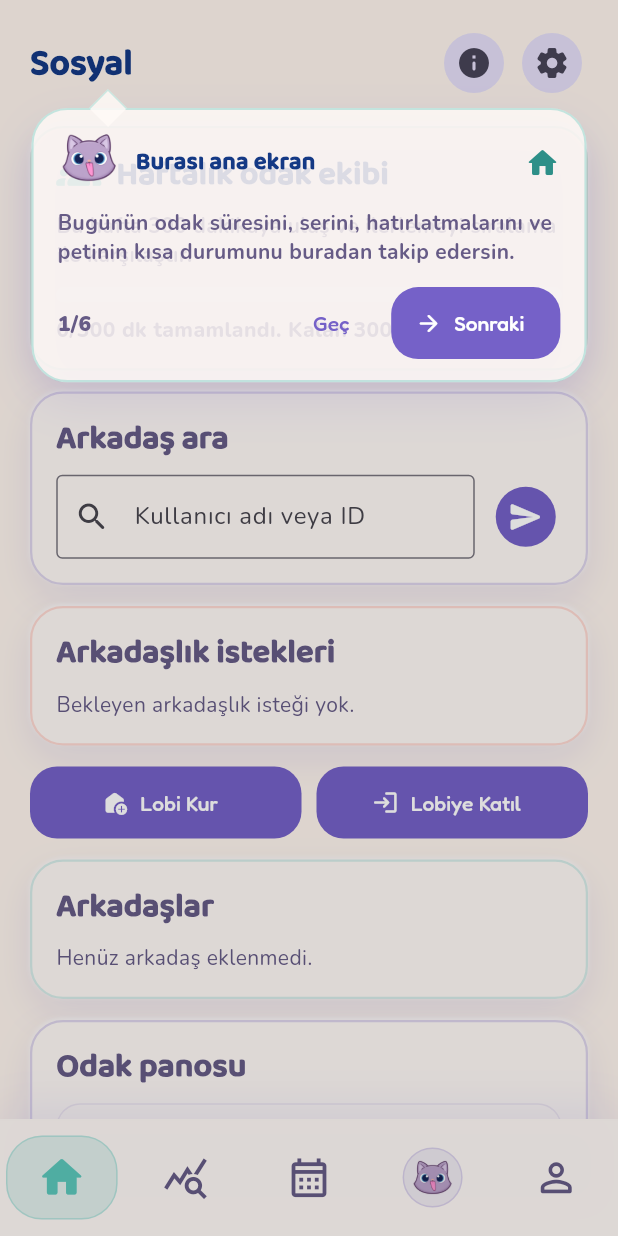
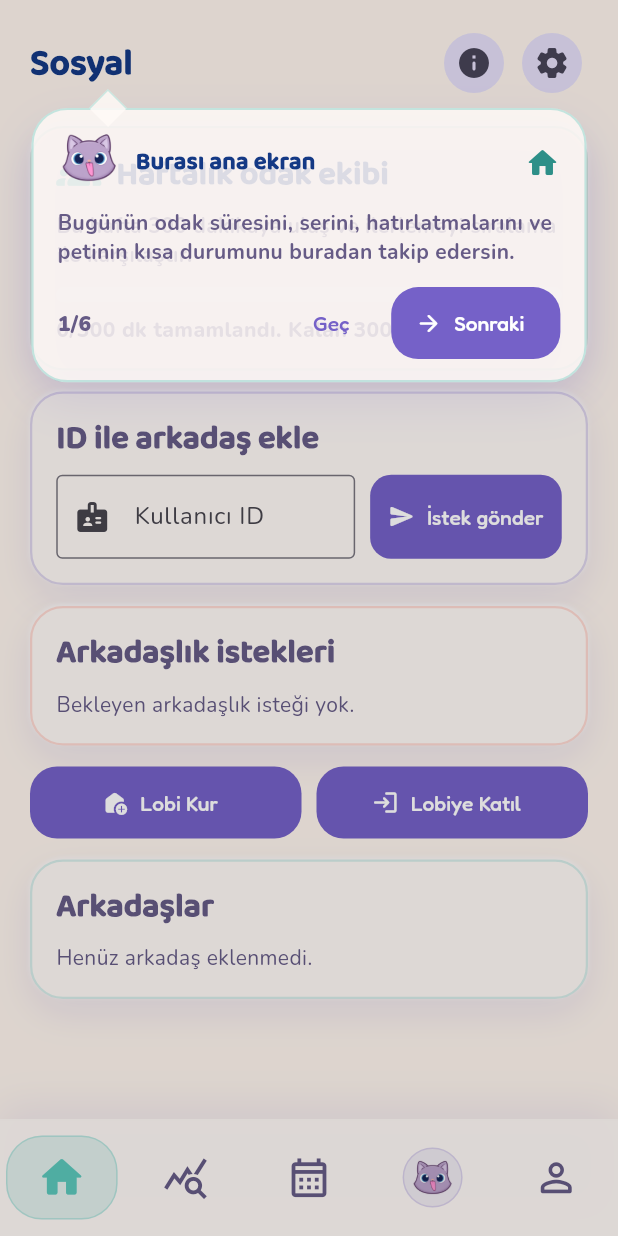
Before and after one commit to 4rc4/CatudyV2, a Flutter app: the SocialScreen screen opened by its route, on a phone screen of 412 x 824 dp. Run offline on Flutter 3.47's test engine with Material 3 defaults, Android fonts, the phone set to English and light mode, and no system bars; our stand-ins replace flutter_local_notifications, flutter_riverpod, flutter_timezone, go_router, image_picker, share_plus and 3 more; accounts and stored records are empty.

Commit message:
Update Catudy app release

```diff
--- a/lib/app/localization/catudy_copy.dart
+++ b/lib/app/localization/catudy_copy.dart
@@ -91,7 +91,6 @@ class CatudyCopy {
     'social.title': 'Sosyal',
     'social.challengeProgress':
         '{done}/{goal} dk tamamlandı. Kalan {left} dk. Katılımcı: {people}',
-    'social.focusBoard': 'Odak panosu',
     'social.friends': 'Arkadaşlar',
     'social.noFriends': 'Henüz arkadaş eklenmedi.',
     'social.addFriend': 'Arkadaş ekle',
@@ -99,16 +98,17 @@ class CatudyCopy {
     'social.removeFriend': 'Arkadaştan çıkar',
     'social.visitProfile': 'Profili ziyaret et',
     'social.visitPetRoom': 'Pet odasını ziyaret et',
-    'social.addByNameTitle': 'Arkadaş ara',
-    'social.friendSearchLabel': 'Kullanıcı adı veya ID',
-    'social.friendSearchHint': 'Örn. Ada veya demo-ada',
+    'social.addByNameTitle': 'ID ile arkadaş ekle',
+    'social.friendSearchLabel': 'Kullanıcı ID',
+    'social.friendSearchHint': 'Örn. kullanıcı UUID değeri',
+    'social.requestButton': 'İstek gönder',
     'social.friendAdded': 'Arkadaş eklendi.',
     'social.friendRequestSent': 'Arkadaşlık isteği gönderildi.',
     'social.friendRequestPending': 'Bu kullanıcıyla bekleyen bir istek var.',
     'social.friendAlreadyAdded': 'Bu kullanıcı zaten arkadaş listende.',
     'social.friendSelf': 'Kendini arkadaş olarak ekleyemezsin.',
     'social.friendNotFound': 'Bu kullanıcı bulunamadı.',
-    'social.friendEmpty': 'Bir kullanıcı adı veya ID gir.',
+    'social.friendEmpty': 'Bir kullanıcı ID gir.',
     'social.friendRequests': 'Arkadaşlık istekleri',
     'social.noFriendRequests': 'Bekleyen arkadaşlık isteği yok.',
     'social.incomingRequestFrom': '{name} arkadaşlık isteği gönderdi.',
@@ -283,6 +283,8 @@ class CatudyCopy {
     'profile.share': 'Profil linkini paylaş',
     'profile.shareSubject': '{name} Catudy profili',
     'profile.shareText': '{name} Catudy profilini paylaştı: {link}',
+    'profile.shareCopied':
+        'Paylaşım açılamadı, profil linki panoya kopyalandı.',
     'profile.editTitle': 'Profili Düzenle',
     'profile.chooseAvatar': 'Profil resmi seç',
     'profile.uploadAvatar': 'Özel resim yükle',
@@ -456,7 +458,6 @@ class CatudyCopy {
     'social.title': 'Social',
     'social.challengeProgress':
         '{done}/{goal} min completed. {left} min left. People: {people}',
-    'social.focusBoard': 'Focus board',
     'social.friends': 'Friends',
     'social.noFriends': 'No friends added yet.',
     'social.addFriend': 'Add friend',
@@ -464,9 +465,10 @@ class CatudyCopy {
     'social.removeFriend': 'Remove friend',
     'social.visitProfile': 'Visit profile',
     'social.visitPetRoom': 'Visit pet room',
-    'social.addByNameTitle': 'Find friends',
-    'social.friendSearchLabel': 'Username or ID',
-    'social.friendSearchHint': 'E.g. Ada or demo-ada',
+    'social.addByNameTitle': 'Add friend by ID',
+    'social.friendSearchLabel': 'User ID',
+    'social.friendSearchHint': 'E.g. user UUID value',
+    'social.requestButton': 'Send request',
     'social.friendAdded': 'Friend added.',
     'social.friendRequestSent': 'Friend request sent.',
     'social.friendRequestPending':
@@ -474,7 +476,7 @@ class CatudyCopy {
     'social.friendAlreadyAdded': 'This user is already in your friends list.',
     'social.friendSelf': 'You cannot add yourself as a friend.',
     'social.friendNotFound': 'User not found.',
-    'social.friendEmpty': 'Enter a username or ID.',
+    'social.friendEmpty': 'Enter a user ID.',
     'social.friendRequests': 'Friend requests',
     'social.noFriendRequests': 'No pending friend requests.',
     'social.incomingRequestFrom': '{name} sent a friend request.',
@@ -649,6 +651,8 @@ class CatudyCopy {
     'profile.share': 'Share profile link',
     'profile.shareSubject': "{name}'s Catudy profile",
     'profile.shareText': '{name} shared a Catudy profile: {link}',
+    'profile.shareCopied':
+        'Sharing could not be opened, so the profile link was copied.',
     'profile.editTitle': 'Edit Profile',
     'profile.chooseAvatar': 'Choose profile picture',
     'profile.uploadAvatar': 'Upload custom picture',
--- a/lib/features/social/social_screen.dart
+++ b/lib/features/social/social_screen.dart
@@ -34,7 +34,6 @@ class _SocialScreenState extends State<SocialScreen> {
     return StoreBuilder(
       builder: (context, store) {
         final challenge = store.weeklySocialChallenge;
-        final profiles = store.socialProfiles.take(5).toList();
         final friends = store.friendProfiles;
         return ScreenScaffold(
           title: store.t('social.title'),
@@ -124,17 +123,26 @@ class _SocialScreenState extends State<SocialScreen> {
                             labelText: store.t('social.friendSearchLabel'),
                             hintText: store.t('social.friendSearchHint'),
                             border: const OutlineInputBorder(),
-                            prefixIcon: const Icon(Icons.search_rounded),
+                            prefixIcon: const Icon(Icons.badge_rounded),
                           ),
                           onSubmitted: (_) =>
                               _sendFriendRequest(context, store),
                         ),
                       ),
                       const SizedBox(width: 10),
-                      IconButton.filled(
-                        tooltip: store.t('social.sendFriendRequest'),
+                      SizedBox(
+                        height: 56,
+                        child: FilledButton.icon(
                           onPressed: () => _sendFriendRequest(context, store),
                           icon: const Icon(Icons.send_rounded),
+                          label: Text(store.t('social.requestButton')),
+                          style: FilledButton.styleFrom(
+                            shape: RoundedRectangleBorder(
+                              borderRadius: BorderRadius.circular(14),
+                            ),
+                            padding: const EdgeInsets.symmetric(horizontal: 12),
+                          ),
+                        ),
                       ),
                     ],
                   ),
@@ -184,36 +192,7 @@ class _SocialScreenState extends State<SocialScreen> {
                     )
                   else
                     for (var index = 0; index < friends.length; index++)
-                      _SocialProfileRow(
-                        rank: index + 1,
-                        profile: friends[index],
-                        store: store,
-                        compact: true,
-                      ),
-                ],
-              ),
-            ),
-            const SizedBox(height: 14),
-            CatudyPanel(
-              accentColor: CatudyColors.violet,
-              child: Column(
-                crossAxisAlignment: CrossAxisAlignment.start,
-                children: [
-                  Text(
-                    store.t('social.focusBoard'),
-                    style: Theme.of(context).textTheme.titleLarge?.copyWith(
-                      color: CatudyColors.mutedFor(context),
-                      fontWeight: FontWeight.w900,
-                    ),
-                  ),
-                  const SizedBox(height: 10),
-                  for (var index = 0; index < profiles.length; index++)
-                    _SocialProfileRow(
-                      rank: index + 1,
-                      profile: profiles[index],
-                      store: store,
-                      compact: false,
-                    ),
+                      _SocialProfileRow(profile: friends[index], store: store),
                 ],
               ),
             ),
@@ -351,17 +330,10 @@ class _FriendRequestRow extends StatelessWidget {
 }
 
 class _SocialProfileRow extends StatelessWidget {
-  const _SocialProfileRow({
-    required this.rank,
-    required this.profile,
-    required this.store,
-    required this.compact,
-  });
+  const _SocialProfileRow({required this.profile, required this.store});
 
-  final int rank;
   final LeaderboardProfile profile;
   final CatudyDemoStore store;
-  final bool compact;
 
   @override
   Widget build(BuildContext context) {
@@ -377,16 +349,8 @@ class _SocialProfileRow extends StatelessWidget {
       ),
       child: Row(
         children: [
-          SizedBox(
-            width: 34,
-            child: Text(
-              '#$rank',
-              style: TextStyle(
-                color: CatudyColors.mutedFor(context),
-                fontWeight: FontWeight.w900,
-              ),
-            ),
-          ),
+          Icon(Icons.person_rounded, color: CatudyColors.teal),
+          const SizedBox(width: 8),
           Expanded(
             child: Text(
               profile.currentUser
@@ -400,54 +364,6 @@ class _SocialProfileRow extends StatelessWidget {
               ),
             ),
           ),
-          if (!compact && !profile.currentUser) ...[
-            IconButton(
-              tooltip: store.friendUserIds.contains(profile.userId)
-                  ? store.t('social.removeFriend')
-                  : store.t('social.sendFriendRequest'),
-              onPressed: () {
-                if (store.friendUserIds.contains(profile.userId)) {
-                  store.toggleFriend(profile.userId);
-                  return;
-                }
-                final result = store.sendFriendRequest(profile.userId);
-                final messageKey = switch (result) {
-                  FriendRequestActionResult.sent => 'social.friendRequestSent',
-                  FriendRequestActionResult.alreadyFriend =>
-                    'social.friendAlreadyAdded',
-                  FriendRequestActionResult.alreadyPending =>
-                    'social.friendRequestPending',
-                  FriendRequestActionResult.self => 'social.friendSelf',
-                  FriendRequestActionResult.notFound => 'social.friendNotFound',
-                  FriendRequestActionResult.empty => 'social.friendEmpty',
-                };
-                ScaffoldMessenger.of(
-                  context,
-                ).showSnackBar(SnackBar(content: Text(store.t(messageKey))));
-              },
-              icon: Icon(
-                store.friendUserIds.contains(profile.userId)
-                    ? Icons.person_remove_rounded
-                    : Icons.send_rounded,
-              ),
-            ),
-            IconButton(
-              tooltip: store.t('social.visitPetRoom'),
-              onPressed: () {
-                store.visitPetRoom(profile.userId);
-                context.go('/pet-room');
-              },
-              icon: const Icon(Icons.meeting_room_rounded),
-            ),
-            IconButton(
-              tooltip: store.t('social.visitProfile'),
-              onPressed: () {
-                store.visitProfile(profile.userId);
-                context.go('/public-profile');
-              },
-              icon: const Icon(Icons.visibility_rounded),
-            ),
-          ] else ...[
           Text(
             '${profile.totalMinutes}${store.t('common.minutesShort')}',
             style: TextStyle(
@@ -474,7 +390,6 @@ class _SocialProfileRow extends StatelessWidget {
               icon: const Icon(Icons.visibility_rounded),
             ),
         ],
-        ],
       ),
     );
   }
```
Also changed, not shown: lib/app/demo/catudy_demo_store.dart (+5 -38 lines), lib/features/profile/profile_screen.dart (+38 -14 lines), 2 other files. Lines whose indentation alone changed are shown as unchanged.
